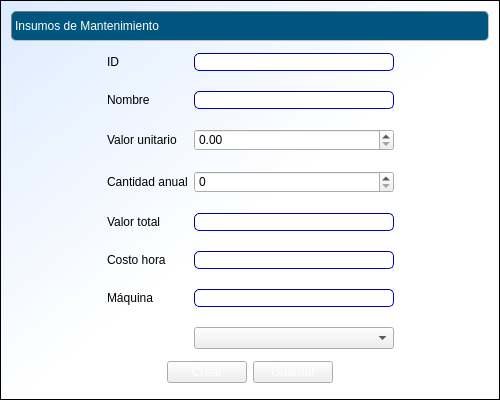
The window that cosmec/formularioinsumos.ui (Exxu/cosmec-si) describes before a commit, drawn with Qt 5.
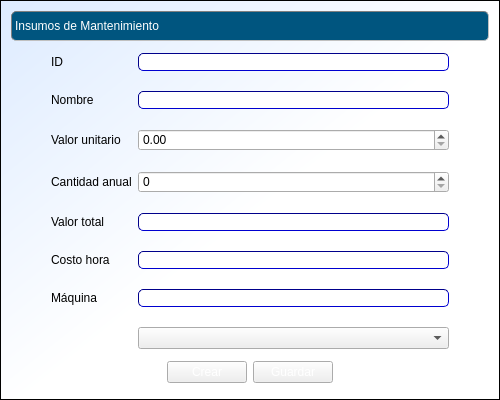
The same window after the commit.

What changed in the file:
```diff
--- a/cosmec/formularioinsumos.ui
+++ b/cosmec/formularioinsumos.ui
@@ -97,6 +97,9 @@
        <property name="orientation">
         <enum>Qt::Horizontal</enum>
        </property>
+       <property name="sizeType">
+        <enum>QSizePolicy::Maximum</enum>
+       </property>
        <property name="sizeHint" stdset="0">
         <size>
          <width>40</width>
@@ -223,6 +226,9 @@
        <property name="orientation">
         <enum>Qt::Horizontal</enum>
        </property>
+       <property name="sizeType">
+        <enum>QSizePolicy::Maximum</enum>
+       </property>
        <property name="sizeHint" stdset="0">
         <size>
          <width>40</width>
```
